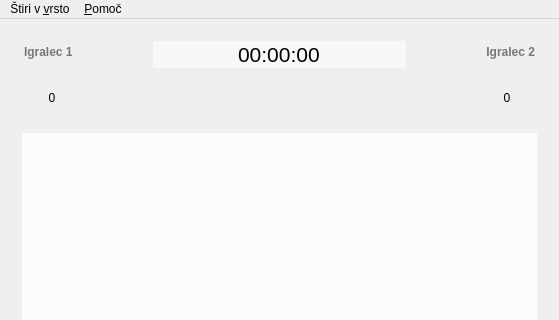
The window that glavnookno.ui (vladimirrujevic/rpoprojekt) describes before a commit, drawn with Qt 5; both pictures show x 0 to 559 and y 0 to 320 of the 559 by 607 pixel window.
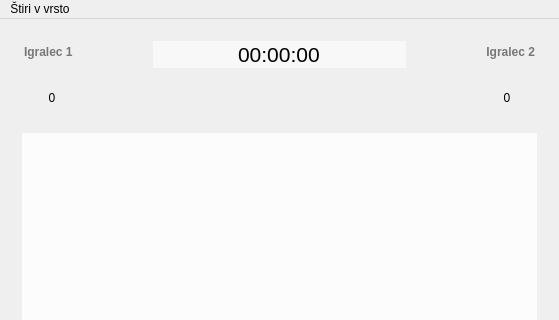
The same window after the commit. Icons and pictures are not drawn.

```diff
--- a/glavnookno.ui
+++ b/glavnookno.ui
@@ -685,27 +685,20 @@
      <x>0</x>
      <y>0</y>
      <width>559</width>
-     <height>23</height>
+     <height>21</height>
     </rect>
    </property>
    <widget class="QMenu" name="menu_tiri_v_vrsto">
     <property name="title">
-     <string>Štiri v &amp;vrsto</string>
+     <string>Štiri v vrsto</string>
     </property>
     <addaction name="actionZacni_igro"/>
     <addaction name="actionUndo"/>
     <addaction name="actionGlazba"/>
     <addaction name="actionZapri"/>
-   </widget>
-   <widget class="QMenu" name="menuPomo">
-    <property name="title">
-     <string>&amp;Pomoč</string>
-    </property>
-    <addaction name="actionO_aplikaciji"/>
-    <addaction name="actionO_Qt"/>
+    <addaction name="actionUndo"/>
    </widget>
    <addaction name="menu_tiri_v_vrsto"/>
-   <addaction name="menuPomo"/>
   </widget>
   <widget class="QStatusBar" name="statusBar">
    <property name="statusTip">
```
Left out of the diff: 52 changed lines with no effect on the pictures.
